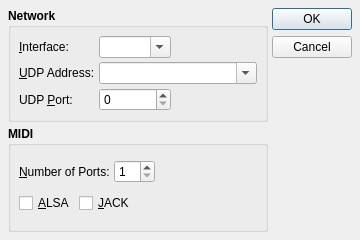
Above: src/qmidinetOptionsForm.ui from rncbc/qmidinet before the change. Below: the same form after it.
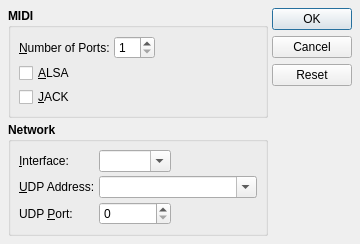
That is the form after the change. Icons and pictures are not drawn.

Commit message: - Reset (to network defaults) button added to options dialog,   which also gets some layout reform.

What changed in the file:
```diff
--- a/src/qmidinetOptionsForm.ui
+++ b/src/qmidinetOptionsForm.ui
@@ -39,140 +39,6 @@
   <layout class="QHBoxLayout">
    <item>
     <layout class="QVBoxLayout">
-     <item>
-      <widget class="QGroupBox" name="NetworkGroupBox">
-       <property name="font">
-        <font>
-         <weight>75</weight>
-         <bold>true</bold>
-        </font>
-       </property>
-       <property name="title">
-        <string>Network</string>
-       </property>
-       <property name="flat">
-        <bool>true</bool>
-       </property>
-       <layout class="QGridLayout">
-        <item row="0" column="0">
-         <widget class="QLabel" name="InterfaceTextLabel">
-          <property name="font">
-           <font>
-            <weight>50</weight>
-            <bold>false</bold>
-           </font>
-          </property>
-          <property name="text">
-           <string>&amp;Interface:</string>
-          </property>
-          <property name="buddy">
-           <cstring>InterfaceComboBox</cstring>
-          </property>
-         </widget>
-        </item>
-        <item row="0" column="1">
-         <widget class="QComboBox" name="InterfaceComboBox">
-          <property name="font">
-           <font>
-            <weight>50</weight>
-            <bold>false</bold>
-           </font>
-          </property>
-          <property name="editable">
-           <bool>true</bool>
-          </property>
-         </widget>
-        </item>
-        <item row="0" column="2">
-         <spacer>
-          <property name="orientation">
-           <enum>Qt::Horizontal</enum>
-          </property>
-          <property name="sizeHint">
-           <size>
-            <width>20</width>
-            <height>8</height>
-           </size>
-          </property>
-         </spacer>
-        </item>
-        <item row="1" column="0">
-         <widget class="QLabel" name="UdpAddrTextLabel">
-          <property name="font">
-           <font>
-            <weight>50</weight>
-            <bold>false</bold>
-           </font>
-          </property>
-          <property name="text">
-           <string>&amp;UDP Address:</string>
-          </property>
-          <property name="buddy">
-           <cstring>UdpAddrComboBox</cstring>
-          </property>
-         </widget>
-        </item>
-        <item row="1" column="1" colspan="2">
-         <widget class="QComboBox" name="UdpAddrComboBox">
-          <property name="font">
-           <font>
-            <weight>50</weight>
-            <bold>false</bold>
-           </font>
-          </property>
-          <property name="editable">
-           <bool>true</bool>
-          </property>
-         </widget>
-        </item>
-        <item row="2" column="0">
-         <widget class="QLabel" name="UdpPortTextLabel">
-          <property name="font">
-           <font>
-            <weight>50</weight>
-            <bold>false</bold>
-           </font>
-          </property>
-          <property name="text">
-           <string>UDP &amp;Port:</string>
-          </property>
-          <property name="buddy">
-           <cstring>UdpPortSpinBox</cstring>
-          </property>
-         </widget>
-        </item>
-        <item row="2" column="1">
-         <widget class="QSpinBox" name="UdpPortSpinBox">
-          <property name="font">
-           <font>
-            <weight>50</weight>
-            <bold>false</bold>
-           </font>
-          </property>
-          <property name="accelerated">
-           <bool>true</bool>
-          </property>
-          <property name="maximum">
-           <number>65535</number>
-          </property>
-         </widget>
-        </item>
-        <item row="2" column="2">
-         <spacer>
-          <property name="orientation">
-           <enum>Qt::Horizontal</enum>
-          </property>
-          <property name="sizeHint">
-           <size>
-            <width>20</width>
-            <height>8</height>
-           </size>
-          </property>
-         </spacer>
-        </item>
-       </layout>
-      </widget>
-     </item>
      <item>
       <widget class="QGroupBox" name="MidiGroupBox">
        <property name="font">
@@ -240,7 +106,7 @@
          </spacer>
         </item>
         <item row="1" column="0" colspan="3">
-         <layout class="QHBoxLayout">
+         <layout class="QVBoxLayout">
           <item>
            <widget class="QCheckBox" name="AlsaMidiCheckBox">
             <property name="font">
@@ -270,7 +136,7 @@
           <item>
            <spacer>
             <property name="orientation">
-             <enum>Qt::Horizontal</enum>
+             <enum>Qt::Vertical</enum>
             </property>
             <property name="sizeHint">
              <size>
@@ -285,6 +151,140 @@
        </layout>
       </widget>
      </item>
+     <item>
+      <widget class="QGroupBox" name="NetworkGroupBox">
+       <property name="font">
+        <font>
+         <weight>75</weight>
+         <bold>true</bold>
+        </font>
+       </property>
+       <property name="title">
+        <string>Network</string>
+       </property>
+       <property name="flat">
+        <bool>true</bool>
+       </property>
+       <layout class="QGridLayout">
+        <item row="0" column="0">
+         <widget class="QLabel" name="InterfaceTextLabel">
+          <property name="font">
+           <font>
+            <weight>50</weight>
+            <bold>false</bold>
+           </font>
+          </property>
+          <property name="text">
+           <string>&amp;Interface:</string>
+          </property>
+          <property name="buddy">
+           <cstring>InterfaceComboBox</cstring>
+          </property>
+         </widget>
+        </item>
+        <item row="0" column="1">
+         <widget class="QComboBox" name="InterfaceComboBox">
+          <property name="font">
+           <font>
+            <weight>50</weight>
+            <bold>false</bold>
+           </font>
+          </property>
+          <property name="editable">
+           <bool>true</bool>
+          </property>
+         </widget>
+        </item>
+        <item row="0" column="2">
+         <spacer>
+          <property name="orientation">
+           <enum>Qt::Horizontal</enum>
+          </property>
+          <property name="sizeHint" stdset="0">
+           <size>
+            <width>20</width>
+            <height>8</height>
+           </size>
+          </property>
+         </spacer>
+        </item>
+        <item row="1" column="0">
+         <widget class="QLabel" name="UdpAddrTextLabel">
+          <property name="font">
+           <font>
+            <weight>50</weight>
+            <bold>false</bold>
+           </font>
+          </property>
+          <property name="text">
+           <string>&amp;UDP Address:</string>
+          </property>
+          <property name="buddy">
+           <cstring>UdpAddrComboBox</cstring>
+          </property>
+         </widget>
+        </item>
+        <item row="1" column="1" colspan="2">
+         <widget class="QComboBox" name="UdpAddrComboBox">
+          <property name="font">
+           <font>
+            <weight>50</weight>
+            <bold>false</bold>
+           </font>
+          </property>
+          <property name="editable">
+           <bool>true</bool>
+          </property>
+         </widget>
+        </item>
+        <item row="2" column="0">
+         <widget class="QLabel" name="UdpPortTextLabel">
+          <property name="font">
+           <font>
+            <weight>50</weight>
+            <bold>false</bold>
+           </font>
+          </property>
+          <property name="text">
+           <string>UDP &amp;Port:</string>
+          </property>
+          <property name="buddy">
+           <cstring>UdpPortSpinBox</cstring>
+          </property>
+         </widget>
+        </item>
+        <item row="2" column="1">
+         <widget class="QSpinBox" name="UdpPortSpinBox">
+          <property name="font">
+           <font>
+            <weight>50</weight>
+            <bold>false</bold>
+           </font>
+          </property>
+          <property name="accelerated">
+           <bool>true</bool>
+          </property>
+          <property name="maximum">
+           <number>65535</number>
+          </property>
+         </widget>
+        </item>
+        <item row="2" column="2">
+         <spacer>
+          <property name="orientation">
+           <enum>Qt::Horizontal</enum>
+          </property>
+          <property name="sizeHint" stdset="0">
+           <size>
+            <width>20</width>
+            <height>8</height>
+           </size>
+          </property>
+         </spacer>
+        </item>
+       </layout>
+      </widget>
+     </item>
     </layout>
    </item>
    <item>
@@ -293,7 +293,7 @@
       <enum>Qt::Vertical</enum>
      </property>
      <property name="standardButtons">
-      <set>QDialogButtonBox::Cancel|QDialogButtonBox::Ok</set>
+      <set>QDialogButtonBox::Cancel|QDialogButtonBox::Ok|QDialogButtonBox::Reset</set>
      </property>
     </widget>
    </item>
```
Left out of the diff: 13 changed lines with no effect on the pictures. The commit also changes 4 other files.
